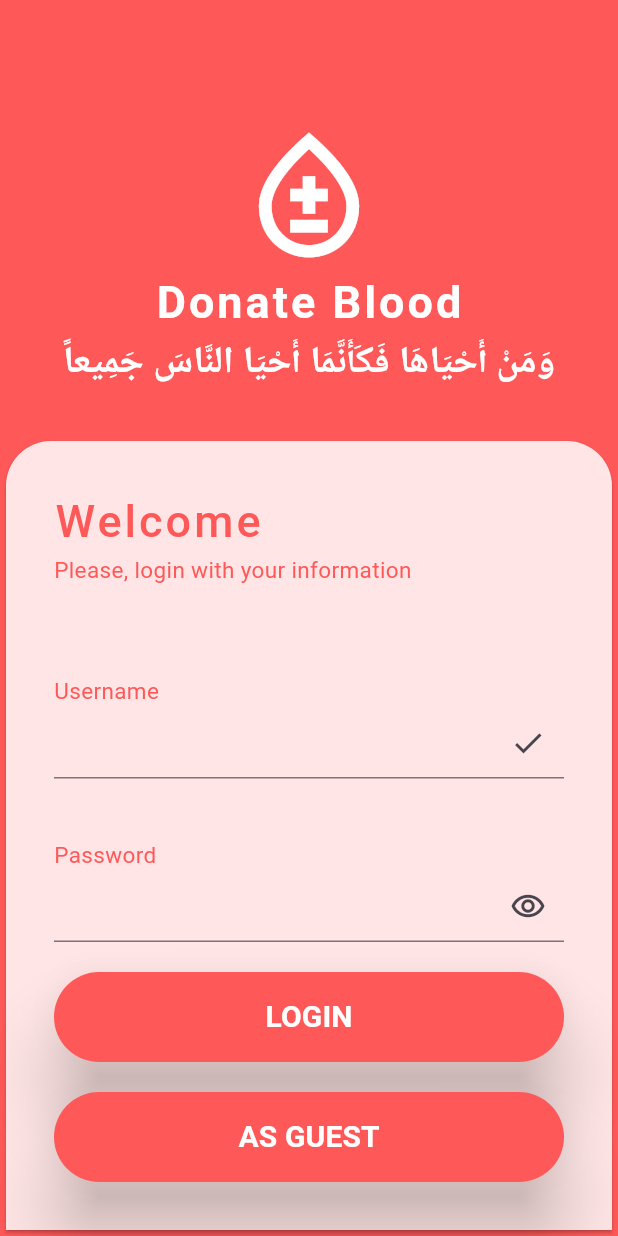
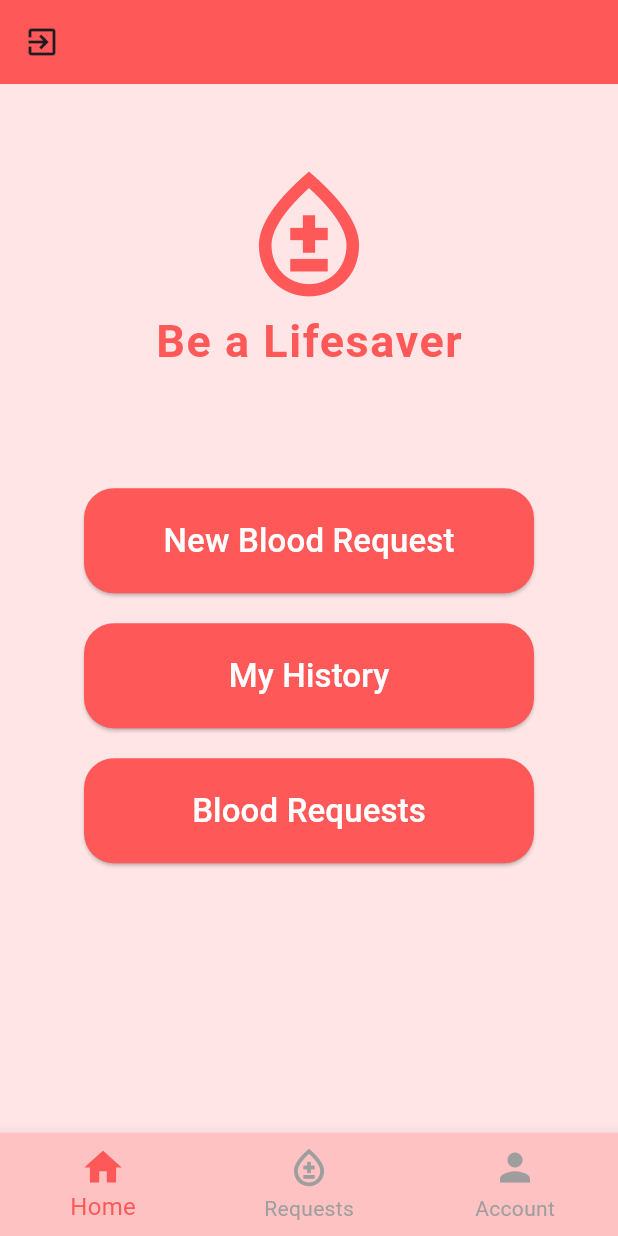
Before and after one commit to MoAlmubarak/ICS321-Database_project, a Flutter app: the screen it shows after launch, after a tap on "AS GUEST", on a phone screen of 412 x 824 dp. Run offline on Flutter 3.47's test engine with Material 3 defaults, Android fonts, the phone set to English and light mode, and no system bars; our stand-ins replace sqflite, sqflite_common_ffi; accounts and stored records are empty.

Commit message:
Finishing guest pages

```diff
--- a/donate_blood/lib/admin_pages/login_page.dart
+++ b/donate_blood/lib/admin_pages/login_page.dart
@@ -1,4 +1,5 @@
 import 'package:donate_blood/d_r_pages/home_screen_dr.dart';
+import 'package:donate_blood/guest_pages/home_screen_gs.dart';
 import 'package:flutter/material.dart';
 import 'package:donate_blood/admin_pages/homePages/home_screen.dart'; // Import the HomeScreen class or update the import statement accordingly
 
@@ -202,7 +203,11 @@ class _LoginPageState extends State<LoginPage> {
   Widget _buildLogAsGuestButton() {
     return ElevatedButton(
       onPressed: () {
-        debugPrint('You are logged in as a guest');
+        // Navigate to HomeScreen for admin
+        Navigator.push(
+          context,
+          MaterialPageRoute(builder: (context) => const HomeScreenGS()),
+        );
       },
       style: ElevatedButton.styleFrom(
         shape: const StadiumBorder(),
--- /dev/null
+++ b/donate_blood/lib/guest_pages/home_page_gs.dart
@@ -0,0 +1,179 @@
+import 'package:donate_blood/d_r_pages/do_request_blood_dr.dart';
+import 'package:donate_blood/d_r_pages/request_page_dr.dart';
+import 'package:donate_blood/d_r_pages/search_for_history_dr.dart';
+import 'package:donate_blood/d_r_pages/user_page_dr.dart';
+import 'package:flutter/material.dart';
+
+class HomePageGS extends StatelessWidget {
+  const HomePageGS({Key? key}) : super(key: key);
+
+  @override
+  Widget build(BuildContext context) {
+    // Updated background color to a red shade
+    const myColor = Color.fromRGBO(255, 229, 229, 1.0);
+
+    return Container(
+      color: myColor, // Set the background color of the entire page
+      child: Scaffold(
+        backgroundColor:
+            Colors.transparent, // Make the Scaffold background transparent
+        body: Stack(
+          children: [
+            Positioned(
+              top: 50,
+              left: 0,
+              right: 0,
+              child:
+                  _buildTop(), // Display the top section containing an icon and text
+            ),
+            Center(
+              child: Column(
+                mainAxisAlignment: MainAxisAlignment.center,
+                children: [
+                  const SizedBox(height: 90),
+                  _buildButton(
+                    'New Blood Request', // Display button with specific label and color
+                    buttonColor: const Color.fromRGBO(255, 88, 88, 1.0),
+                    onPressed: () {
+                      // Check if the user is authenticated
+                      if (isUserAuthenticated()) {
+                        // Navigate to the AddDRPage
+                        Navigator.push(
+                          context,
+                          MaterialPageRoute(
+                            builder: (context) => RequestBloodPageDR(),
+                          ),
+                        );
+                      } else {
+                        // Show a SnackBar informing the user to log in or create an account
+                        _showSnackBar(
+                          context,
+                          'You must have an account to perform this action.',
+                        );
+                      }
+                    },
+                  ),
+                  _buildButton(
+                    'My History', // Display button with specific label and color
+                    buttonColor: const Color.fromRGBO(255, 88, 88, 1.0),
+                    onPressed: () {
+                      // Check if the user is authenticated
+                      if (isUserAuthenticated()) {
+                        // Navigate to the SearchHistoryPageDR
+                        Navigator.push(
+                          context,
+                          MaterialPageRoute(
+                            builder: (context) => const SearchHistoryPageDR(),
+                          ),
+                        );
+                      } else {
+                        // Show a SnackBar informing the user to log in or create an account
+                        _showSnackBar(
+                          context,
+                          'You must have an account to perform this action.',
+                        );
+                      }
+                    },
+                  ),
+                  _buildButton(
+                    'Blood Requests', // Display button with specific label and color
+                    buttonColor: const Color.fromRGBO(255, 88, 88, 1.0),
+                    onPressed: () {
+                      // Check if the user is authenticated
+                      if (isUserAuthenticated()) {
+                        // Navigate to the RequestPageDR
+                        Navigator.push(
+                          context,
+                          MaterialPageRoute(
+                            builder: (context) => const RequestPageDR(),
+                          ),
+                        );
+                      } else {
+                        // Show a SnackBar informing the user to log in or create an account
+                        _showSnackBar(
+                          context,
+                          'You must have an account to perform this action.',
+                        );
+                      }
+                    },
+                  ),
+                ],
+              ),
+            ),
+          ],
+        ),
+      ),
+    );
+  }
+
+  // Widget to build the top section containing an icon and text
+  Widget _buildTop() {
+    return const SizedBox(
+      width: double.infinity,
+      child: Column(
+        mainAxisSize: MainAxisSize.min,
+        children: [
+          Icon(Icons.bloodtype_outlined,
+              size: 100, color: Color.fromRGBO(255, 88, 88, 1.0)), // Blood icon
+          Text('Be a Lifesaver', // Text encouraging blood donation
+              style: TextStyle(
+                  color: Color.fromRGBO(255, 88, 88, 1.0),
+                  fontSize: 30,
+                  fontWeight: FontWeight.bold,
+                  letterSpacing: 1.0)),
+        ],
+      ),
+    );
+  }
+
+  // Widget to build a button with a specific label and color
+  Widget _buildButton(String label,
+      {required Color buttonColor, VoidCallback? onPressed}) {
+    return Container(
+      margin: const EdgeInsets.symmetric(vertical: 10),
+      width: 300,
+      height: 70,
+      child: ElevatedButton(
+        onPressed: onPressed,
+        style: ElevatedButton.styleFrom(
+          foregroundColor: Colors.white,
+          backgroundColor: buttonColor,
+          shape: RoundedRectangleBorder(
+            borderRadius: BorderRadius.circular(20.0),
+          ),
+          padding: const EdgeInsets.all(15),
+        ),
+        child: Text(
+          label,
+          style: const TextStyle(fontSize: 22),
+        ),
+      ),
+    );
+  }
+
+  // Function to check if the user is authenticated
+  bool isUserAuthenticated() {
+    // Implement your logic to check if the user is authenticated
+    // You may use FirebaseAuth, custom tokens, or any other authentication mechanism
+    // Return true if authenticated, false otherwise
+    return false; // Change this line based on your authentication logic
+  }
+
+  // Function to show a SnackBar
+  void _showSnackBar(BuildContext context, String message) {
+    ScaffoldMessenger.of(context).showSnackBar(
+      SnackBar(
+        content: Text(message),
+        duration: const Duration(seconds: 2),
+        action: SnackBarAction(
+          label: 'OK',
+          onPressed: () {
+            ScaffoldMessenger.of(context).hideCurrentSnackBar();
+            // Navigate to the login or account creation page
+            // Implement your logic to navigate to the appropriate authentication page
+          },
+        ),
+      ),
+    );
+  }
+}
--- /dev/null
+++ b/donate_blood/lib/guest_pages/home_screen_gs.dart
@@ -0,0 +1,102 @@
+import 'package:donate_blood/admin_pages/login_page.dart';
+import 'package:donate_blood/d_r_pages/home_page_dr.dart';
+import 'package:donate_blood/d_r_pages/request_page_dr.dart';
+import 'package:donate_blood/d_r_pages/user_page_dr.dart';
+import 'package:donate_blood/guest_pages/home_page_gs.dart';
+import 'package:donate_blood/guest_pages/request_page_gs.dart';
+import 'package:donate_blood/guest_pages/user_page_gs.dart';
+import 'package:flutter/material.dart';
+
+class HomeScreenGS extends StatefulWidget {
+  const HomeScreenGS({super.key});
+
+  @override
+  State<HomeScreenGS> createState() => _HomeScreenGSState();
+}
+
+class _HomeScreenGSState extends State<HomeScreenGS> {
+  // Variable to track the index of the selected page in the bottom navigation bar
+  int selectedPage = 0;
+
+  @override
+  Widget build(BuildContext context) {
+    return Scaffold(
+      appBar: AppBar(
+        backgroundColor: const Color.fromRGBO(255, 88, 88, 1.0),
+        // title: const Text('Home'),
+        // Add the logout button to the top-left corner
+        leading: IconButton(
+          icon: const Icon(Icons.exit_to_app),
+          onPressed: () {
+            // Handle logout logic
+            // You can add your logout logic here
+            // For example, navigate to the login page
+            // Navigator.popUntil(context, ModalRoute.withName('/login'));
+            // Navigate to the HomeScreen
+            Navigator.push(
+              context,
+              MaterialPageRoute(
+                builder: (context) => const LoginPage(),
+              ),
+            );
+          },
+        ),
+      ),
+      // Body of the app displays the selected page
+      body: _getPages(),
+      // Bottom navigation bar for navigating between pages
+      bottomNavigationBar: _bottomNavigationBar(),
+    );
+  }
+
+  // Widget for creating the bottom navigation bar
+  _bottomNavigationBar() {
+    return BottomNavigationBar(
+      // List of navigation bar items with icons and labels
+      items: const [
+        BottomNavigationBarItem(
+          icon: Icon(Icons.home, size: 30), // Icon for the 'Home' page
+          label: 'Home',
+        ),
+        BottomNavigationBarItem(
+          icon: Icon(Icons.bloodtype_outlined,
+              size: 30), // Icon for the 'D/R' page
+          label: 'Requests',
+        ),
+        BottomNavigationBarItem(
+          icon: Icon(Icons.person, size: 30), // Icon for the 'Users' page
+          label: 'Account',
+        ),
+      ],
+      // Current index of the selected page
+      currentIndex: selectedPage,
+      // Callback function to handle taps on navigation bar items
+      onTap: (tappedPage) {
+        setState(() {
+          selectedPage = tappedPage;
+        });
+      },
+      // Styling properties for the bottom navigation bar
+      backgroundColor:
+          const Color.fromRGBO(255, 194, 194, 1.0), // Background color
+      selectedItemColor: const Color.fromRGBO(
+          255, 88, 88, 1.0), // Color of the selected item (active page)
+      unselectedItemColor:
+          Colors.grey, // Color of unselected items (inactive pages)
+      selectedFontSize: 16.0, // Font size of the selected item label
+      unselectedFontSize: 14.0, // Font size of unselected item labels
+    );
+  }
+
+  // Function to get the widget for the selected page
+  _getPages() {
+    switch (selectedPage) {
+      case 0:
+        return const HomePageGS(); // Display the 'Home' page
+      case 1:
+        return RequestPageGS(); // Display the 'D/R' page
+      case 2:
+        return const UserPageGS(); // Display the 'Users' page
+    }
+  }
+}
```
Also changed, not shown: donate_blood/lib/guest_pages/request_page_gs.dart (added, +106 -0 lines), donate_blood/lib/guest_pages/user_page_gs.dart (added, +215 -0 lines).
